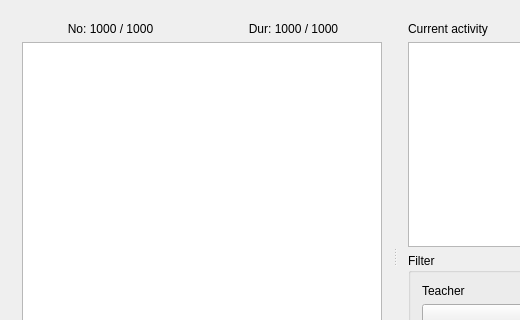
rodolforg/fet, file src/interface/activitiesform_template.ui: the form before one commit; both pictures show x 0 to 520 and y 0 to 320 of the 790 by 540 pixel window.
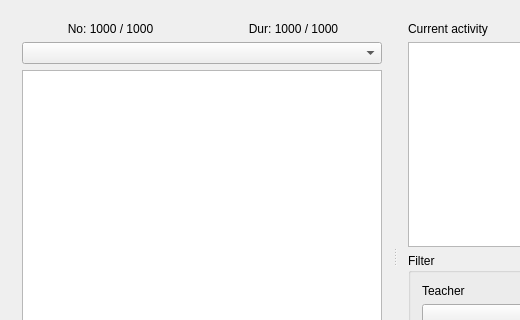
The form after the commit.

Commit message: Add activity sorting feature in Activity Form

```diff
--- a/src/interface/activitiesform_template.ui
+++ b/src/interface/activitiesform_template.ui
@@ -21,7 +21,7 @@
      </property>
      <widget class="QWidget" name="layoutWidget">
       <layout class="QGridLayout" name="gridLayout_2">
-       <item row="0" column="0">
+       <item row="1" column="0">
         <widget class="QLabel" name="activeTextLabel">
          <property name="text">
           <string notr="true">No: 1000 / 1000</string>
@@ -34,7 +34,14 @@
          </property>
         </widget>
        </item>
-       <item row="0" column="1">
+       <item row="5" column="0" colspan="2">
+        <widget class="QListWidget" name="activitiesListWidget">
+         <property name="lineWidth">
+          <number>-6</number>
+         </property>
+        </widget>
+       </item>
+       <item row="1" column="1">
         <widget class="QLabel" name="totalTextLabel">
          <property name="text">
           <string notr="true">Dur: 1000 / 1000</string>
@@ -47,8 +54,15 @@
          </property>
         </widget>
        </item>
-       <item row="1" column="0" colspan="2">
-        <widget class="QListWidget" name="activitiesListWidget"/>
+       <item row="3" column="0" colspan="2">
+        <widget class="QComboBox" name="sortComboBox">
+         <property name="sizePolicy">
+          <sizepolicy hsizetype="Preferred" vsizetype="Fixed">
+           <horstretch>0</horstretch>
+           <verstretch>0</verstretch>
+          </sizepolicy>
+         </property>
+        </widget>
        </item>
       </layout>
      </widget>
```
The commit also changes 2 other files.
